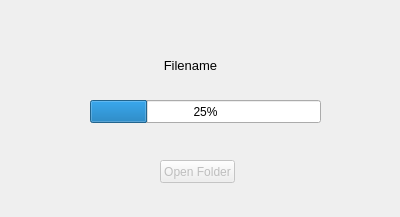
The window that assets/ui/downloader.ui (Souvlaki42/SouvlakiBrowser) describes before a commit, drawn with Qt 5.
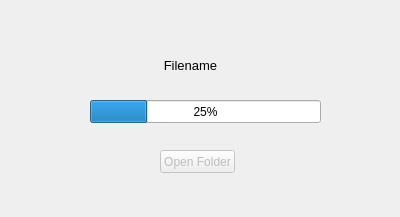
The same window after the commit.

```diff
--- a/assets/ui/downloader.ui
+++ b/assets/ui/downloader.ui
@@ -65,7 +65,7 @@
    <property name="geometry">
     <rect>
      <x>160</x>
-     <y>160</y>
+     <y>150</y>
      <width>75</width>
      <height>23</height>
     </rect>
```
